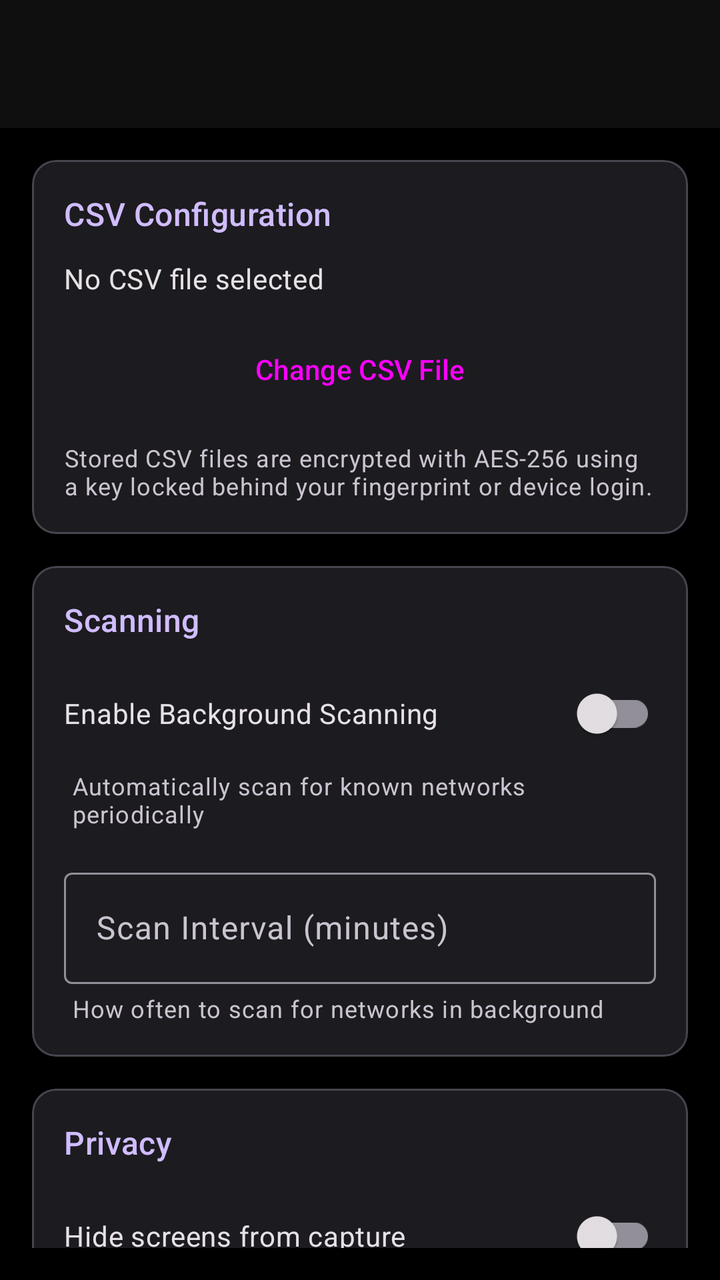
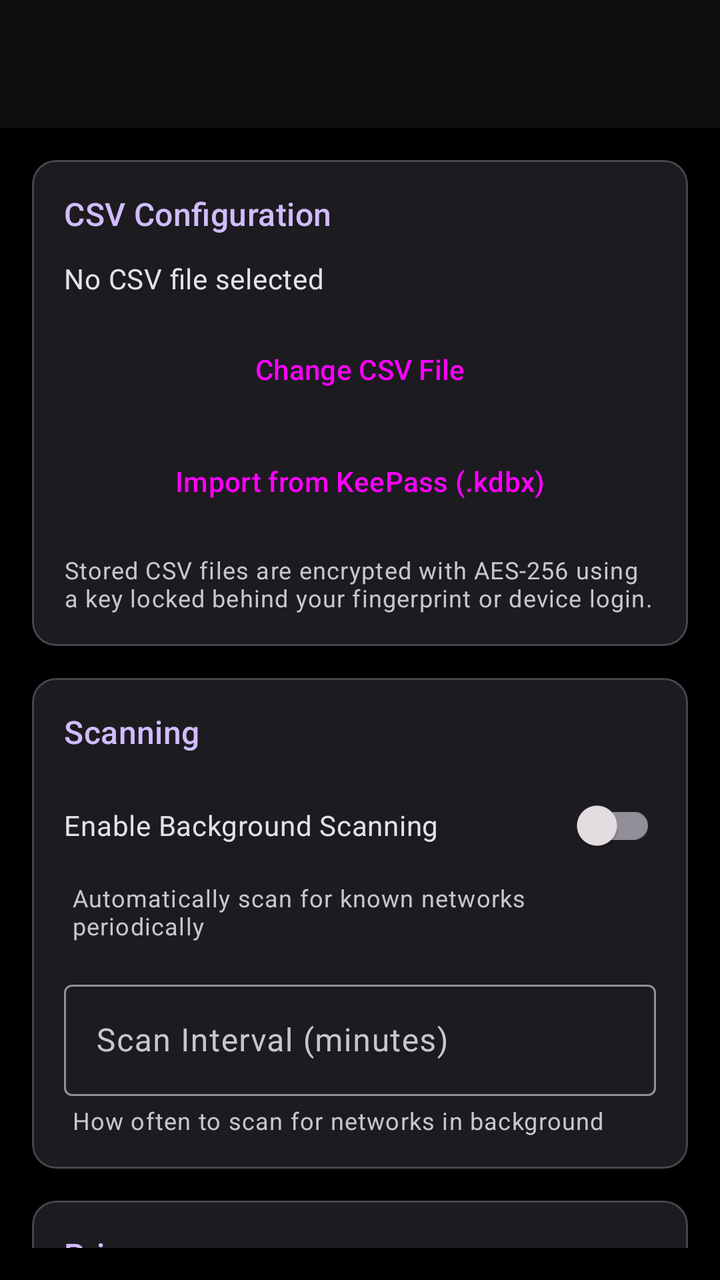

An Android layout rendered at two revisions. The XML below is the earlier revision; the diff shows what the commit changed to produce the second picture.
<!-- AndroidManifest.xml: activity theme Theme.WireFinder.NoActionBar -->
<!-- res/layout/activity_settings.xml -->
<?xml version="1.0" encoding="utf-8"?>
<androidx.coordinatorlayout.widget.CoordinatorLayout xmlns:android="http://schemas.android.com/apk/res/android"
    xmlns:app="http://schemas.android.com/apk/res-auto"
    xmlns:tools="http://schemas.android.com/tools"
    android:layout_width="match_parent"
    android:layout_height="match_parent"
    android:fitsSystemWindows="true"
    tools:context=".ui.settings.SettingsActivity">

    <com.google.android.material.appbar.AppBarLayout
        android:layout_width="match_parent"
        android:layout_height="wrap_content"
        android:background="@color/oled_black"
        android:theme="@style/Theme.WireFinder.AppBarOverlay">

        <androidx.appcompat.widget.Toolbar
            android:id="@+id/toolbar"
            android:layout_width="match_parent"
            android:layout_height="?attr/actionBarSize"
            android:background="?attr/colorSurface"
            app:popupTheme="@style/Theme.WireFinder.PopupOverlay" />

    </com.google.android.material.appbar.AppBarLayout>

    <androidx.core.widget.NestedScrollView
        android:layout_width="match_parent"
        android:layout_height="match_parent"
        android:padding="16dp"
        app:layout_behavior="@string/appbar_scrolling_view_behavior">

        <LinearLayout
            android:layout_width="match_parent"
            android:layout_height="wrap_content"
            android:orientation="vertical"
            android:paddingBottom="16dp">

            
            <com.google.android.material.card.MaterialCardView
                android:layout_width="match_parent"
                android:layout_height="wrap_content"
                android:layout_marginBottom="16dp"
                app:cardCornerRadius="12dp"
                app:cardElevation="2dp">

                <LinearLayout
                    android:layout_width="match_parent"
                    android:layout_height="wrap_content"
                    android:orientation="vertical"
                    android:padding="16dp">

                    <TextView
                        android:layout_width="match_parent"
                        android:layout_height="wrap_content"
                        android:text="@string/pref_category_csv"
                        android:textAppearance="?attr/textAppearanceTitleMedium"
                        android:textColor="?attr/colorPrimary" />

                    <TextView
                        android:id="@+id/tvCurrentCsv"
                        android:layout_width="match_parent"
                        android:layout_height="wrap_content"
                        android:layout_marginTop="12dp"
                        android:text="No CSV file selected"
                        android:textAppearance="?attr/textAppearanceBodyMedium"
                        android:textColor="?attr/colorOnSurface" />

                    <Button
                        android:id="@+id/btnChangeCsv"
                        android:layout_width="match_parent"
                        android:layout_height="wrap_content"
                        android:layout_marginTop="12dp"
                        android:text="@string/pref_change_csv"
                        style="@style/Widget.Material3.Button.OutlinedButton" />

                    <TextView
                        android:layout_width="match_parent"
                        android:layout_height="wrap_content"
                        android:layout_marginTop="12dp"
                        android:text="@string/pref_encryption_summary"
                        android:textAppearance="?attr/textAppearanceBodySmall"
                        android:textColor="?attr/colorOnSurfaceVariant" />

                </LinearLayout>
            </com.google.android.material.card.MaterialCardView>

            
            <com.google.android.material.card.MaterialCardView
                android:layout_width="match_parent"
                android:layout_height="wrap_content"
                android:layout_marginBottom="16dp"
                app:cardCornerRadius="12dp"
                app:cardElevation="2dp">

                <LinearLayout
                    android:layout_width="match_parent"
                    android:layout_height="wrap_content"
                    android:orientation="vertical"
                    android:padding="16dp">

                    <TextView
                        android:layout_width="match_parent"
                        android:layout_height="wrap_content"
                        android:text="@string/pref_category_scanning"
                        android:textAppearance="?attr/textAppearanceTitleMedium"
                        android:textColor="?attr/colorPrimary" />

                    <androidx.appcompat.widget.SwitchCompat
                        android:id="@+id/swEnableScanning"
                        android:layout_width="match_parent"
                        android:layout_height="wrap_content"
                        android:layout_marginTop="12dp"
                        android:text="@string/pref_enable_scanning" />

                    <TextView
                        android:layout_width="match_parent"
                        android:layout_height="wrap_content"
                        android:layout_marginTop="4dp"
                        android:layout_marginStart="4dp"
                        android:text="@string/pref_enable_scanning_summary"
                        android:textAppearance="?attr/textAppearanceBodySmall"
                        android:textColor="?attr/colorOnSurfaceVariant" />

                    <com.google.android.material.textfield.TextInputLayout
                        android:layout_width="match_parent"
                        android:layout_height="wrap_content"
                        android:layout_marginTop="16dp"
                        android:hint="@string/pref_scan_interval"
                        style="@style/Widget.Material3.TextInputLayout.OutlinedBox">

                        <com.google.android.material.textfield.TextInputEditText
                            android:id="@+id/etScanInterval"
                            android:layout_width="match_parent"
                            android:layout_height="wrap_content"
                            android:inputType="number"
                            android:maxLines="1" />

                    </com.google.android.material.textfield.TextInputLayout>

                    <TextView
                        android:layout_width="match_parent"
                        android:layout_height="wrap_content"
                        android:layout_marginTop="4dp"
                        android:layout_marginStart="4dp"
                        android:text="@string/pref_scan_interval_summary"
                        android:textAppearance="?attr/textAppearanceBodySmall"
                        android:textColor="?attr/colorOnSurfaceVariant" />

                </LinearLayout>
            </com.google.android.material.card.MaterialCardView>

            
            <com.google.android.material.card.MaterialCardView
                android:layout_width="match_parent"
                android:layout_height="wrap_content"
                android:layout_marginBottom="16dp"
                app:cardCornerRadius="12dp"
                app:cardElevation="2dp">

                <LinearLayout
                    android:layout_width="match_parent"
                    android:layout_height="wrap_content"
                    android:orientation="vertical"
                    android:padding="16dp">

                    <TextView
                        android:layout_width="match_parent"
                        android:layout_height="wrap_content"
                        android:text="@string/pref_category_privacy"
                        android:textAppearance="?attr/textAppearanceTitleMedium"
                        android:textColor="?attr/colorPrimary" />

                    <androidx.appcompat.widget.SwitchCompat
                        android:id="@+id/swFlagSecure"
                        android:layout_width="match_parent"
                        android:layout_height="wrap_content"
                        android:layout_marginTop="12dp"
                        android:text="@string/pref_flag_secure" />

                    <TextView
                        android:layout_width="match_parent"
                        android:layout_height="wrap_content"
                        android:layout_marginTop="4dp"
                        android:layout_marginStart="4dp"
                        android:text="@string/pref_flag_secure_summary"
                        android:textAppearance="?attr/textAppearanceBodySmall"
                        android:textColor="?attr/colorOnSurfaceVariant" />

                </LinearLayout>
            </com.google.android.material.card.MaterialCardView>

            
            <com.google.android.material.card.MaterialCardView
                android:layout_width="match_parent"
                android:layout_height="wrap_content"
                app:cardCornerRadius="12dp"
                app:cardElevation="2dp"
                android:strokeColor="?attr/colorError"
                android:strokeWidth="1">

                <LinearLayout
                    android:layout_width="match_parent"
                    android:layout_height="wrap_content"
                    android:orientation="vertical"
                    android:padding="16dp">

                    <TextView
                        android:layout_width="match_parent"
                        android:layout_height="wrap_content"
                        android:text="@string/pref_category_data"
                        android:textAppearance="?attr/textAppearanceTitleMedium"
                        android:textColor="?attr/colorError" />

                    <Button
                        android:id="@+id/btnClearData"
                        android:layout_width="match_parent"
                        android:layout_height="wrap_content"
                        android:layout_marginTop="12dp"
                        android:text="@string/pref_clear_data"
                        android:textColor="?attr/colorError"
                        style="@style/Widget.Material3.Button.OutlinedButton" />

                    <TextView
                        android:layout_width="match_parent"
                        android:layout_height="wrap_content"
                        android:layout_marginTop="4dp"
                        android:layout_marginStart="4dp"
                        android:text="@string/pref_clear_data_summary"
                        android:textAppearance="?attr/textAppearanceBodySmall"
                        android:textColor="?attr/colorOnSurfaceVariant" />

                </LinearLayout>
            </com.google.android.material.card.MaterialCardView>

            
            <TextView
                android:layout_width="match_parent"
                android:layout_height="wrap_content"
                android:layout_marginTop="24dp"
                android:text="@string/csv_format_help"
                android:textAppearance="?attr/textAppearanceBodySmall"
                android:textColor="?attr/colorOnSurfaceVariant"
                android:gravity="center" />

            <TextView
                android:layout_width="match_parent"
                android:layout_height="wrap_content"
                android:layout_marginTop="8dp"
                android:text="@string/csv_example"
                android:textAppearance="?attr/textAppearanceBodySmall"
                android:textColor="?attr/colorOnSurfaceVariant"
                android:gravity="center"
                android:fontFamily="monospace" />

        </LinearLayout>
    </androidx.core.widget.NestedScrollView>

    <ProgressBar
        android:id="@+id/progressBar"
        android:layout_width="wrap_content"
        android:layout_height="wrap_content"
        android:layout_gravity="center"
        android:visibility="gone" />

</androidx.coordinatorlayout.widget.CoordinatorLayout>
<!-- resources referenced by this layout -->
<resources>
  <color name="oled_black">#000000</color>
  <string name="csv_example">Example:\n00:11:22:33:44:55,MyNetwork,password123\naa:bb:cc:dd:ee:ff,AnotherAP,secret456</string>
  <string name="csv_format_help">CSV Format: MAC,SSID,PASSWORD (one per line, SSID matching is case-insensitive)</string>
  <string name="pref_category_csv">CSV Configuration</string>
  <string name="pref_category_data">Data Management</string>
  <string name="pref_category_privacy">Privacy</string>
  <string name="pref_category_scanning">Scanning</string>
  <string name="pref_change_csv">Change CSV File</string>
  <string name="pref_clear_data">Clear All Data</string>
  <string name="pref_clear_data_summary">Remove CSV, networks, and reset settings</string>
  <string name="pref_enable_scanning">Enable Background Scanning</string>
  <string name="pref_enable_scanning_summary">Automatically scan for known networks periodically</string>
  <string name="pref_encryption_summary">Stored CSV files are encrypted with AES-256 using a key locked behind your fingerprint or device login.</string>
  <string name="pref_flag_secure">Hide screens from capture</string>
  <string name="pref_flag_secure_summary">Block screenshots, screen recording, and recents previews when passwords or QR codes are shown</string>
  <string name="pref_scan_interval">Scan Interval (minutes)</string>
  <string name="pref_scan_interval_summary">How often to scan for networks in background</string>
  <style name="Theme.WireFinder.AppBarOverlay" parent="ThemeOverlay.Material3.Dark.ActionBar" />
  <style name="Theme.WireFinder.PopupOverlay" parent="ThemeOverlay.Material3.Dark" />
  <style name="Theme.WireFinder.NoActionBar" parent="Theme.WireFinder">
          <item name="windowActionBar">false</item>
          <item name="windowNoTitle">true</item>
      </style>
  <color name="primary">#D0BCFF</color>
  <color name="primary_container">#4F378B</color>
  <color name="on_primary">#381E72</color>
  <color name="on_primary_container">#EADDFF</color>
  <color name="secondary">#CBC2DB</color>
  <color name="secondary_container">#4A4458</color>
  <color name="on_secondary">#332D41</color>
  <color name="on_secondary_container">#E8DEF8</color>
  <color name="tertiary">#EFB8C8</color>
  <color name="tertiary_container">#633B48</color>
  <color name="on_tertiary">#492532</color>
  <color name="on_tertiary_container">#FFD8E4</color>
  <color name="error">#F2B8B5</color>
  <color name="error_container">#8C1D18</color>
  <color name="on_error">#601410</color>
  <color name="on_error_container">#F9DEDC</color>
  <color name="surface">#0F0F0F</color>
  <color name="surface_container">#1D1B20</color>
  <color name="on_surface">#E6E1E5</color>
  <color name="outline">#938F99</color>
  <!-- unchanged entries left out for length: 1 -->
</resources>

<!-- the commit's change to res/layout/activity_settings.xml (unified diff, before → after) -->
@@ -72,6 +72,14 @@
                         android:text="@string/pref_change_csv"
                         style="@style/Widget.Material3.Button.OutlinedButton" />
 
+                    <Button
+                        android:id="@+id/btnImportKeePass"
+                        android:layout_width="match_parent"
+                        android:layout_height="wrap_content"
+                        android:layout_marginTop="8dp"
+                        android:text="@string/pref_import_keepass"
+                        style="@style/Widget.Material3.Button.OutlinedButton" />
+
                     <TextView
                         android:layout_width="match_parent"
                         android:layout_height="wrap_content"
<!-- resource entries referenced after the edit -->
@@ -15,6 +15,7 @@
   <string name="pref_encryption_summary">Stored CSV files are encrypted with AES-256 using a key locked behind your fingerprint or device login.</string>
   <string name="pref_flag_secure">Hide screens from capture</string>
   <string name="pref_flag_secure_summary">Block screenshots, screen recording, and recents previews when passwords or QR codes are shown</string>
+  <string name="pref_import_keepass">Import from KeePass (.kdbx)</string>
   <string name="pref_scan_interval">Scan Interval (minutes)</string>
   <string name="pref_scan_interval_summary">How often to scan for networks in background</string>
   <style name="Theme.WireFinder.AppBarOverlay" parent="ThemeOverlay.Material3.Dark.ActionBar" />
